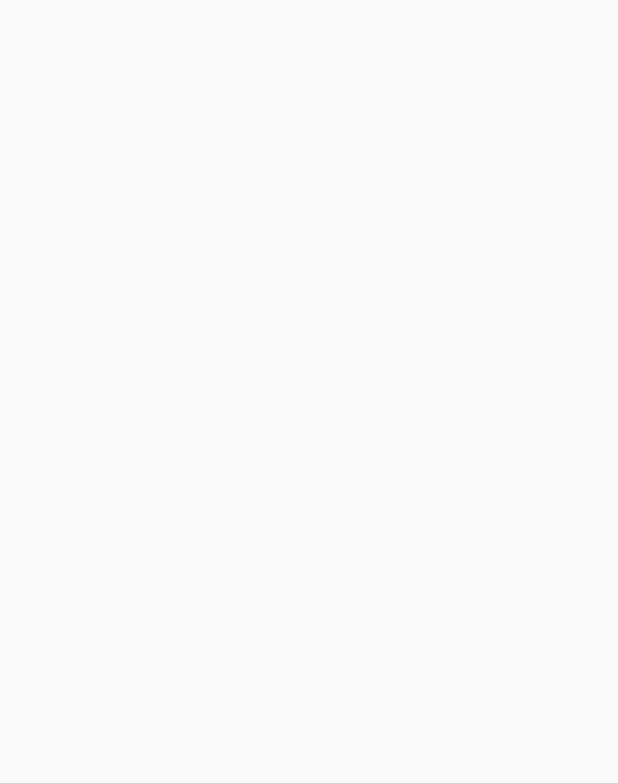
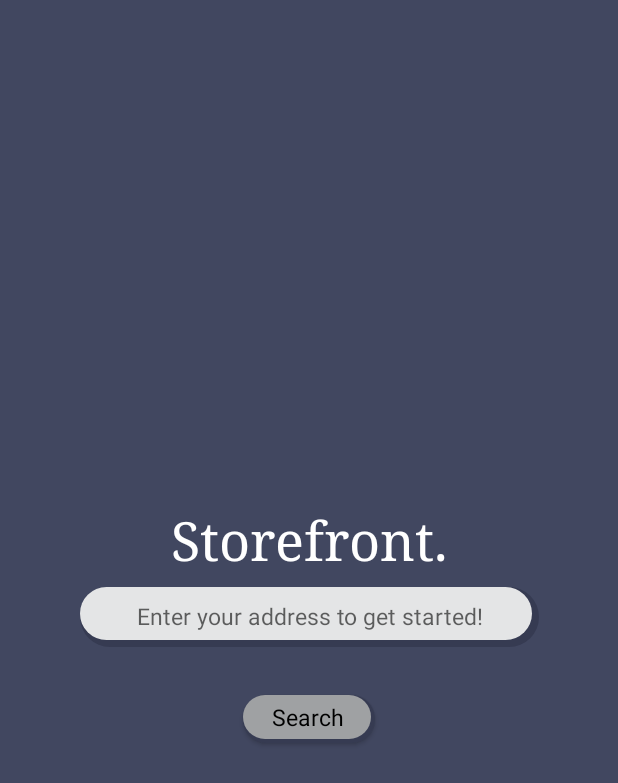
Before and after one commit to P-Henri/StoreFrontAR, an Android app: the screen it shows after launch (MainActivity), on a phone screen of 412 x 824 dp. Before the commit the part shown is empty. Shown: the top 783 px of the screen. Run offline under Robolectric (Android 15) with nearby library versions, the phone set to English and light mode, and no system bars.

Commit message:
added main ui components, need google API setup to continue

```diff
--- a/app/src/main/AndroidManifest.xml
+++ b/app/src/main/AndroidManifest.xml
@@ -16,6 +16,7 @@
                 <category android:name="android.intent.category.LAUNCHER" />
             </intent-filter>
         </activity>
+        <activity android:name=".StoresNearActivity" />
     </application>
 
 </manifest>
--- a/app/src/main/java/com/storefront/huxley/henri/storefrontar/MainActivity.java
+++ b/app/src/main/java/com/storefront/huxley/henri/storefrontar/MainActivity.java
@@ -1,7 +1,9 @@
 package com.storefront.huxley.henri.storefrontar;
 
+import android.content.Intent;
 import android.support.v7.app.AppCompatActivity;
 import android.os.Bundle;
+import android.view.View;
 
 public class MainActivity extends AppCompatActivity {
 
@@ -10,4 +12,9 @@ public class MainActivity extends AppCompatActivity {
         super.onCreate(savedInstanceState);
         setContentView(R.layout.activity_main);
     }
+
+    public void onSearchClick(View view) {
+        Intent intent = new Intent(this, StoresNearActivity.class);
+        startActivity(intent);
+    }
 }
--- /dev/null
+++ b/app/src/main/java/com/storefront/huxley/henri/storefrontar/StoresNearActivity.java
@@ -0,0 +1,12 @@
+package com.storefront.huxley.henri.storefrontar;
+
+import android.os.Bundle;
+import android.support.v7.app.AppCompatActivity;
+
+public class StoresNearActivity extends AppCompatActivity {
+    @Override
+    protected void onCreate(Bundle savedInstanceState) {
+        super.onCreate(savedInstanceState);
+        setContentView(R.layout.activity_storesnear);
+    }
+}
--- /dev/null
+++ b/app/src/main/res/drawable/rounded_button.xml
@@ -0,0 +1,18 @@
+<?xml version="1.0" encoding="utf-8"?>
+<layer-list xmlns:android="http://schemas.android.com/apk/res/android">
+    <item>
+        <shape>
+            <corners android:radius="30dp" />
+            <padding android:bottom="3dp" android:right="3dp" />
+            <solid android:color="#363b52" />
+        </shape>
+    </item>
+    <item>
+        <shape xmlns:android="http://schemas.android.com/apk/res/android"
+            android:padding="10dp"
+            android:shape="rectangle">
+            <solid android:color="#9fa1a3" />
+            <corners android:radius="30dp" />
+        </shape>
+    </item>
+</layer-list>
--- /dev/null
+++ b/app/src/main/res/drawable/rounded_input.xml
@@ -0,0 +1,18 @@
+<?xml version="1.0" encoding="utf-8"?>
+<layer-list xmlns:android="http://schemas.android.com/apk/res/android">
+    <item>
+        <shape>
+            <corners android:radius="30dp" />
+            <padding android:bottom="5dp" android:right="5dp" />
+            <solid android:color="#363b52" />
+        </shape>
+    </item>
+    <item>
+        <shape xmlns:android="http://schemas.android.com/apk/res/android"
+            android:padding="10dp"
+            android:shape="rectangle">
+            <solid android:color="#e4e5e6" />
+            <corners android:radius="30dp" />
+        </shape>
+    </item>
+</layer-list>
--- a/app/src/main/res/layout/activity_main.xml
+++ b/app/src/main/res/layout/activity_main.xml
@@ -4,6 +4,67 @@
     xmlns:tools="http://schemas.android.com/tools"
     android:layout_width="match_parent"
     android:layout_height="match_parent"
-    tools:context=".MainActivity">
+    tools:context=".MainActivity"
+    android:background="@color/colorPrimary">
 
+    <TextView
+        android:id="@+id/logo"
+        android:layout_width="wrap_content"
+        android:layout_height="wrap_content"
+        android:layout_marginBottom="8dp"
+        android:layout_marginEnd="8dp"
+        android:layout_marginStart="8dp"
+        android:layout_marginTop="8dp"
+        android:fontFamily="serif"
+        android:text="@string/app_name"
+        android:textColor="#FFF"
+        android:textSize="36sp"
+        app:layout_constraintBottom_toTopOf="@+id/address_input"
+        app:layout_constraintEnd_toEndOf="parent"
+        app:layout_constraintHorizontal_bias="0.502"
+        app:layout_constraintStart_toStartOf="parent"
+        app:layout_constraintTop_toTopOf="parent"
+        app:layout_constraintVertical_bias="1.0" />
+
+    <EditText
+        android:id="@+id/address_input"
+        android:layout_width="306dp"
+        android:layout_height="40dp"
+        android:layout_marginBottom="8dp"
+        android:layout_marginEnd="8dp"
+        android:layout_marginStart="8dp"
+        android:layout_marginTop="8dp"
+        android:background="@drawable/rounded_input"
+        android:ems="10"
+        android:hint="@string/address_field"
+        android:inputType="textPostalAddress"
+        android:maxLength="95"
+        android:padding="10dp"
+        android:textAlignment="center"
+        android:textSize="15sp"
+        app:layout_constraintBottom_toBottomOf="parent"
+        app:layout_constraintEnd_toEndOf="parent"
+        app:layout_constraintStart_toStartOf="parent"
+        app:layout_constraintTop_toTopOf="parent"
+        app:layout_constraintVertical_bias="0.499" />
+
+    <Button
+        android:id="@+id/button"
+        android:layout_width="wrap_content"
+        android:layout_height="32dp"
+        android:layout_marginBottom="8dp"
+        android:layout_marginEnd="8dp"
+        android:layout_marginStart="8dp"
+        android:layout_marginTop="8dp"
+        android:background="@drawable/rounded_button"
+        android:onClick="onSearchClick"
+        android:text="@string/button_search"
+        android:textAppearance="@style/TextAppearance.AppCompat"
+        android:textColor="#000"
+        android:textSize="15sp"
+        app:layout_constraintBottom_toBottomOf="parent"
+        app:layout_constraintEnd_toEndOf="parent"
+        app:layout_constraintStart_toStartOf="parent"
+        app:layout_constraintTop_toBottomOf="@+id/address_input"
+        app:layout_constraintVertical_bias="0.069" />
 </android.support.constraint.ConstraintLayout>
--- /dev/null
+++ b/app/src/main/res/layout/activity_storesnear.xml
@@ -0,0 +1,27 @@
+<?xml version="1.0" encoding="utf-8"?>
+<android.support.constraint.ConstraintLayout xmlns:android="http://schemas.android.com/apk/res/android"
+    xmlns:app="http://schemas.android.com/apk/res-auto"
+    xmlns:tools="http://schemas.android.com/tools"
+    android:layout_width="match_parent"
+    android:layout_height="match_parent"
+    tools:context=".StoresNearActivity">
+
+    <ScrollView
+        android:layout_width="368dp"
+        android:layout_height="551dp"
+        android:layout_marginBottom="8dp"
+        android:layout_marginEnd="8dp"
+        android:layout_marginStart="8dp"
+        android:layout_marginTop="8dp"
+        app:layout_constraintBottom_toBottomOf="parent"
+        app:layout_constraintEnd_toEndOf="parent"
+        app:layout_constraintStart_toStartOf="parent"
+        app:layout_constraintTop_toTopOf="parent">
+
+        <LinearLayout
+            android:layout_width="match_parent"
+            android:layout_height="wrap_content"
+            android:orientation="vertical" />
+    </ScrollView>
+
+</android.support.constraint.ConstraintLayout>
--- a/app/src/main/res/values/colors.xml
+++ b/app/src/main/res/values/colors.xml
@@ -1,6 +1,6 @@
 <?xml version="1.0" encoding="utf-8"?>
 <resources>
-    <color name="colorPrimary">#3F51B5</color>
-    <color name="colorPrimaryDark">#303F9F</color>
-    <color name="colorAccent">#FF4081</color>
+    <color name="colorPrimary">#414760</color>
+    <color name="colorPrimaryDark">#363b52</color>
+    <color name="colorAccent">#ff0000</color>
 </resources>
--- a/app/src/main/res/values/strings.xml
+++ b/app/src/main/res/values/strings.xml
@@ -1,3 +1,5 @@
 <resources>
-    <string name="app_name">StoreFrontAR</string>
+    <string name="app_name">Storefront.</string>
+    <string name="address_field">Enter your address to get started!</string>
+    <string name="button_search">Search</string>
 </resources>
```
